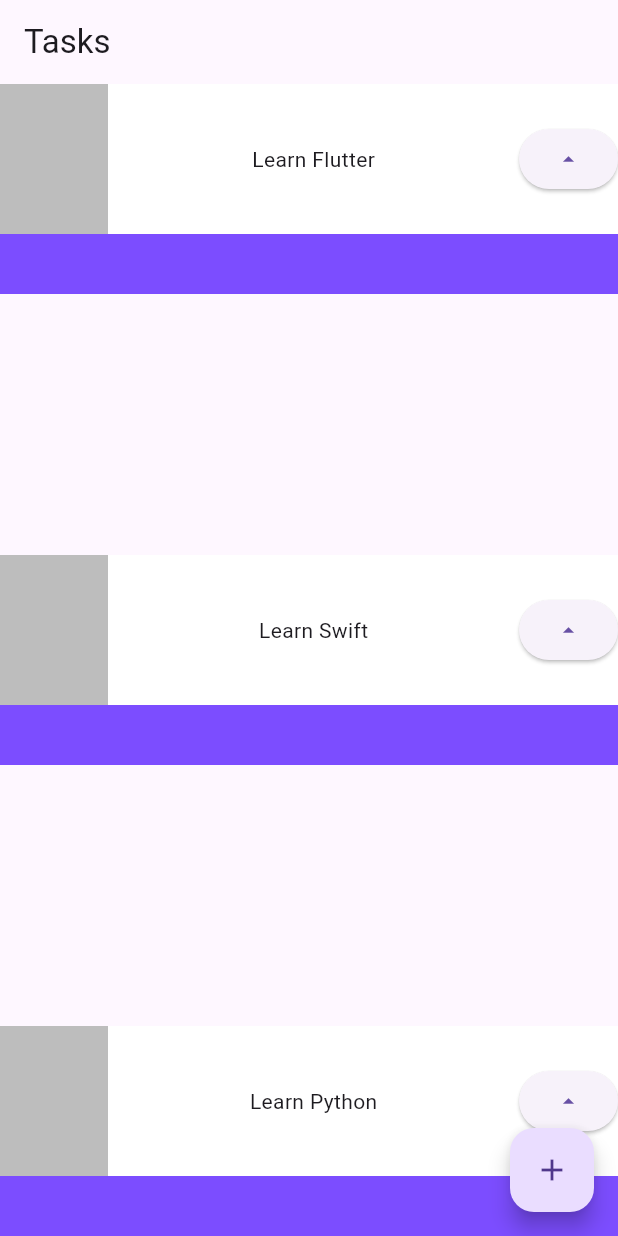
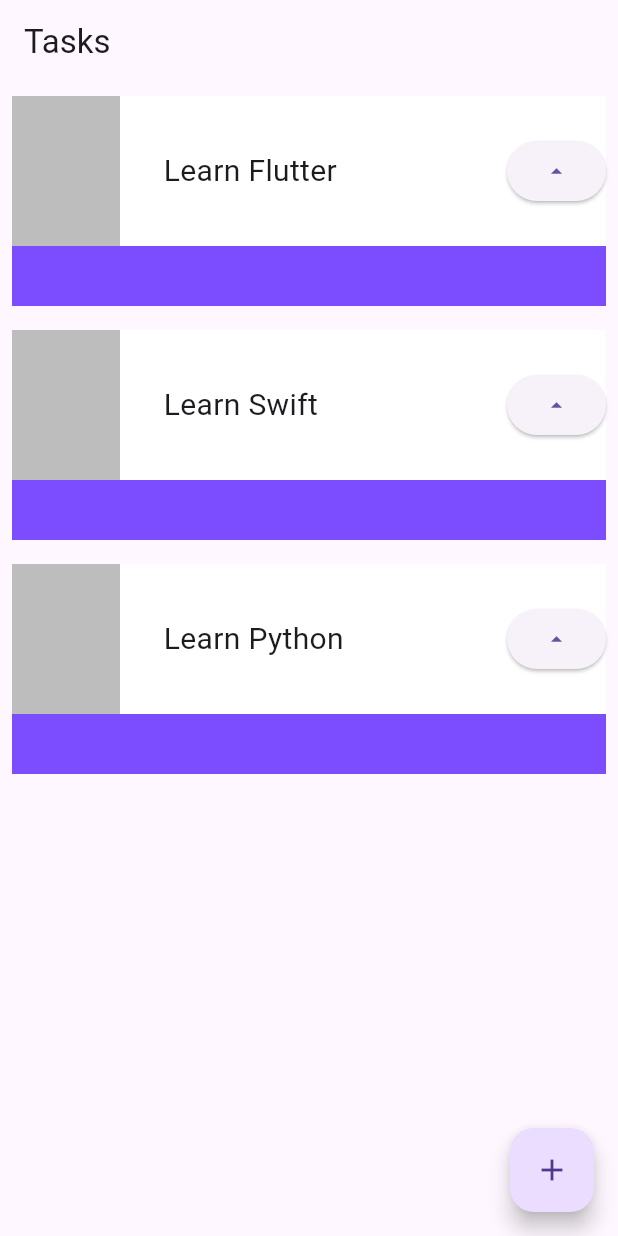
Before and after one commit to rhuancoder/rocket-todo-app, a Flutter app: the screen it shows after launch, on a phone screen of 412 x 824 dp. Run offline on Flutter 3.47's test engine with Material 3 defaults, Android fonts, the phone set to English and light mode, and no system bars.

Commit message:
feat: add list view

```diff
--- a/lib/main.dart
+++ b/lib/main.dart
@@ -18,8 +18,7 @@ class MyApp extends StatelessWidget {
         appBar: AppBar(
           title: Text('Tasks'),
         ),
-        body: Column(
-          mainAxisAlignment: MainAxisAlignment.spaceBetween,
+        body: ListView(
           children: [
             Task('Learn Flutter'),
             Task('Learn Swift'),
@@ -39,11 +38,14 @@ class MyApp extends StatelessWidget {
 
 class Task extends StatelessWidget {
   final String name;
+
   const Task(this.name, {super.key});
 
   @override
   Widget build(BuildContext context) {
-    return Container(
+    return Padding(
+      padding: const EdgeInsets.all(8.0),
+      child: Container(
         child: Stack(
           children: [
             Container(
@@ -61,7 +63,16 @@ class Task extends StatelessWidget {
                     width: 72,
                     height: 100,
                   ),
-                Text(name),
+                  Container(
+                    width: 200,
+                    child: Text(
+                      name,
+                      style: TextStyle(
+                        fontSize: 20,
+                        overflow: TextOverflow.ellipsis
+                      ),
+                    ),
+                  ),
                   ElevatedButton(
                     onPressed: () {},
                     child: Icon(Icons.arrow_drop_up),
@@ -71,6 +82,7 @@ class Task extends StatelessWidget {
             )
           ],
         ),
+      ),
     );
   }
 }
```
Lines whose indentation alone changed are shown as unchanged.
